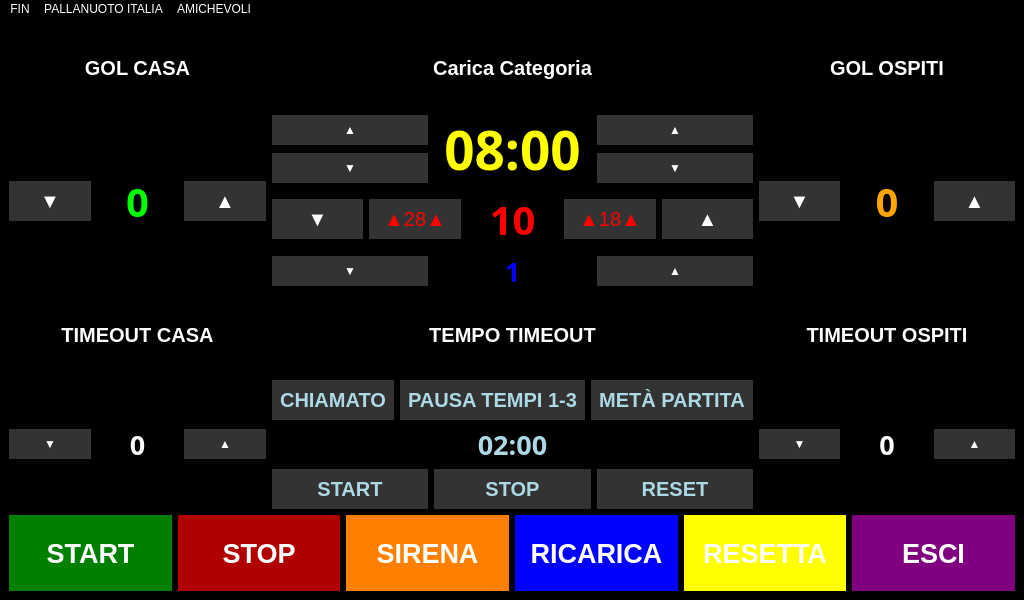
First picture: the form in rasp5/gui/tabellone.ui, repository pythonpenguin/segnapunti_pallanuoto, before the edit.
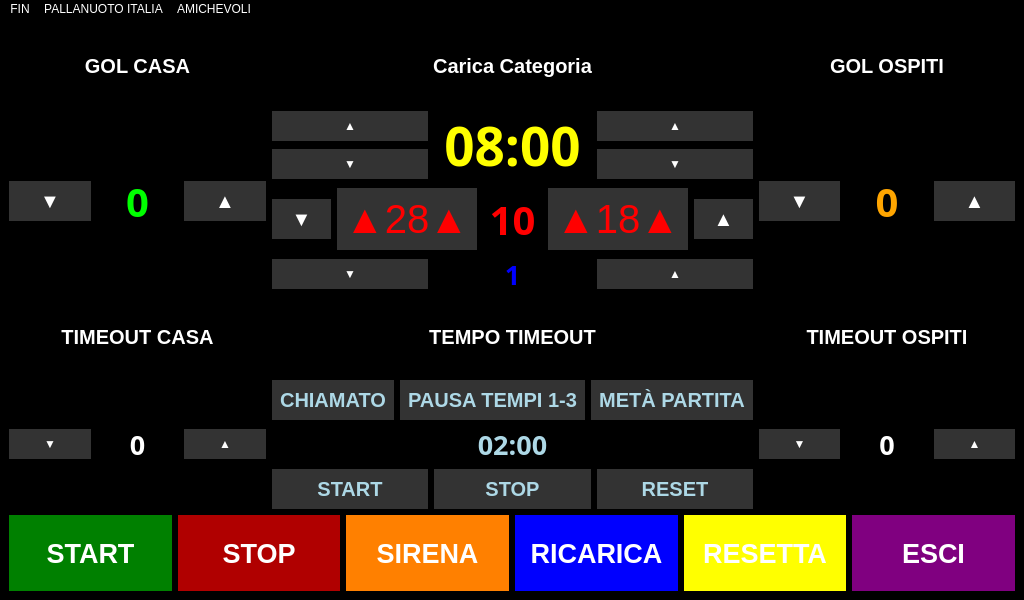
Second picture: the form after the edit.

```diff
--- a/rasp5/gui/tabellone.ui
+++ b/rasp5/gui/tabellone.ui
@@ -250,7 +250,7 @@
                                     <widget class="QPushButton" name="buttonPossessoReset">
                                         <property name="font">
                                             <font>
-                                                <pointsize>15</pointsize>
+                                                <pointsize>30</pointsize>
                                             </font>
                                         </property>
                                         <property name="styleSheet">
@@ -285,7 +285,7 @@
                                     <widget class="QPushButton" name="buttonPossessoExtend">
                                         <property name="font">
                                             <font>
-                                                <pointsize>15</pointsize>
+                                                <pointsize>30</pointsize>
                                             </font>
                                         </property>
                                         <property name="styleSheet">
```
